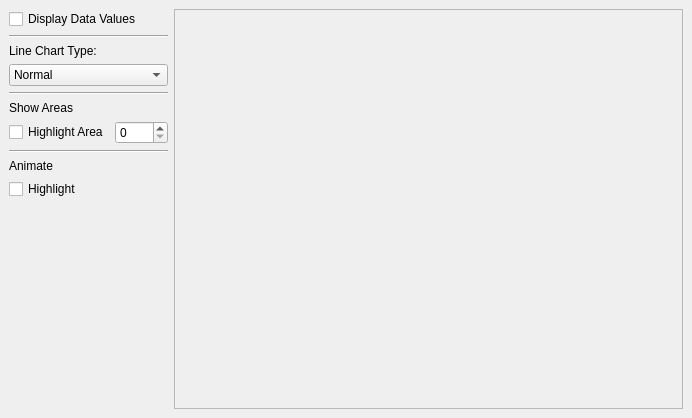
The window that examples/Lines/Advanced/mainwindow.ui (KDAB/KDChart) describes before a commit, drawn with Qt 5.
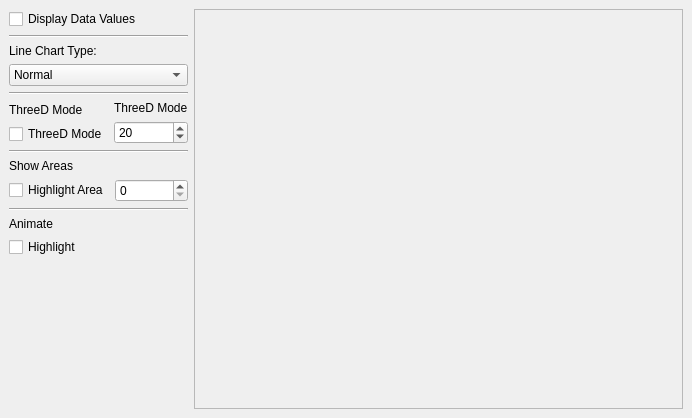
The same window after the commit. Icons and pictures are not drawn.

Commit message: added demo for setting ThreeD Mode from the gui

What changed in the file:
```diff
--- a/examples/Lines/Advanced/mainwindow.ui
+++ b/examples/Lines/Advanced/mainwindow.ui
@@ -90,6 +90,74 @@
        </property>
       </widget>
      </item>
+     <item>
+      <layout class="QHBoxLayout" >
+       <property name="margin" >
+        <number>0</number>
+       </property>
+       <property name="spacing" >
+        <number>6</number>
+       </property>
+       <item>
+        <layout class="QVBoxLayout" >
+         <property name="margin" >
+          <number>0</number>
+         </property>
+         <property name="spacing" >
+          <number>6</number>
+         </property>
+         <item>
+          <widget class="QLabel" name="threeDLabel" >
+           <property name="text" >
+            <string>ThreeD Mode</string>
+           </property>
+          </widget>
+         </item>
+         <item>
+          <widget class="QCheckBox" name="threeDModeCB" >
+           <property name="text" >
+            <string>ThreeD Mode</string>
+           </property>
+          </widget>
+         </item>
+        </layout>
+       </item>
+       <item>
+        <layout class="QVBoxLayout" >
+         <property name="margin" >
+          <number>0</number>
+         </property>
+         <property name="spacing" >
+          <number>6</number>
+         </property>
+         <item>
+          <widget class="QLabel" name="depthLabel" >
+           <property name="text" >
+            <string>ThreeD Mode</string>
+           </property>
+          </widget>
+         </item>
+         <item>
+          <widget class="QSpinBox" name="depthSB" >
+           <property name="maximum" >
+            <number>99</number>
+           </property>
+           <property name="value" >
+            <number>20</number>
+           </property>
+          </widget>
+         </item>
+        </layout>
+       </item>
+      </layout>
+     </item>
+     <item>
+      <widget class="Line" name="line_4" >
+       <property name="orientation" >
+        <enum>Qt::Horizontal</enum>
+       </property>
+      </widget>
+     </item>
      <item>
       <layout class="QVBoxLayout" >
        <property name="margin" >
@@ -180,7 +248,7 @@
        <property name="sizeHint" >
         <size>
          <width>159</width>
-         <height>61</height>
+         <height>91</height>
         </size>
        </property>
       </spacer>
```
The commit also changes 3 other files.
